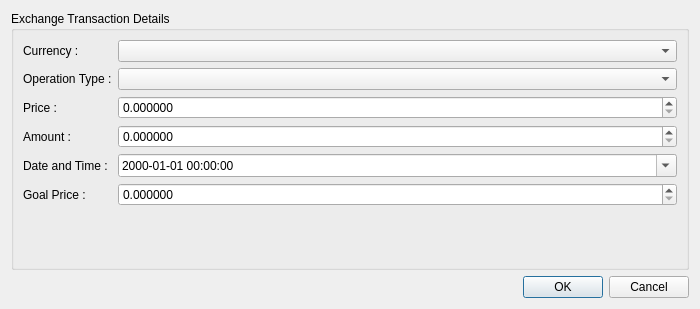
First picture: the form in UIFiles/exchangedialog.ui, repository ukll/investpor, before the edit.
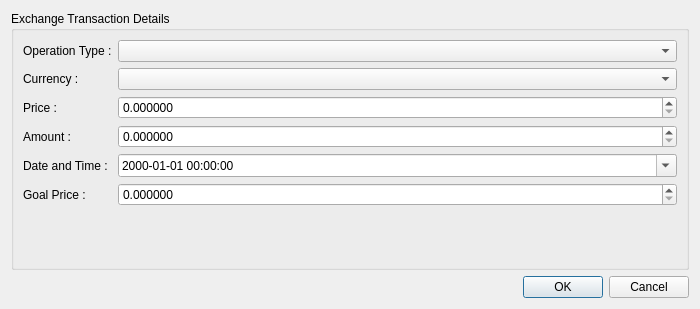
Second picture: the form after the edit.

Commit message: Rearranges dialogs' form elements

What changed in the file:
```diff
--- a/UIFiles/exchangedialog.ui
+++ b/UIFiles/exchangedialog.ui
@@ -26,25 +26,15 @@
       <string>Exchange Transaction Details</string>
      </property>
      <layout class="QFormLayout" name="formLayout">
-      <item row="0" column="0">
+      <item row="1" column="0">
        <widget class="QLabel" name="lblCurrency">
         <property name="text">
          <string>Currency :</string>
         </property>
        </widget>
       </item>
-      <item row="0" column="1">
-       <widget class="QComboBox" name="cbCurrency"/>
-      </item>
-      <item row="1" column="0">
-       <widget class="QLabel" name="lblOperationType">
-        <property name="text">
-         <string>Operation Type :</string>
-        </property>
-       </widget>
-      </item>
       <item row="1" column="1">
-       <widget class="QComboBox" name="cbOperationType"/>
+       <widget class="QComboBox" name="cbCurrency"/>
       </item>
       <item row="2" column="0">
        <widget class="QLabel" name="lblPrice">
@@ -128,6 +118,16 @@
         </property>
        </widget>
       </item>
+      <item row="0" column="0">
+       <widget class="QLabel" name="lblOperationType">
+        <property name="text">
+         <string>Operation Type :</string>
+        </property>
+       </widget>
+      </item>
+      <item row="0" column="1">
+       <widget class="QComboBox" name="cbOperationType"/>
+      </item>
      </layout>
     </widget>
    </item>
```
Left out of the diff: 16 changed lines with no effect on the pictures. The commit also changes 5 other files.
